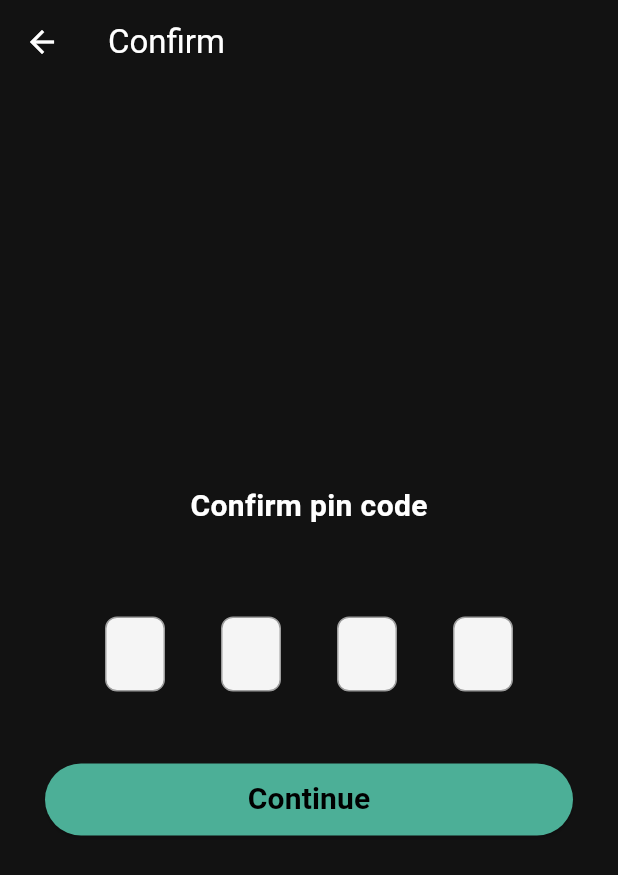
After one commit to TP4uit/chat_app, a Flutter app: the PinCodePage screen opened by its route, after a tap on "Continue", on a phone screen of 412 x 824 dp. The commit adds this screen. Shown: the top 875 px of the screen. Run offline on Flutter 3.47's test engine with Material 3 defaults, Android fonts, the phone set to English and light mode, and no system bars; drawn by our look-alikes of pin_code_fields.

Commit message:
done deadline 30/03

```diff
--- /dev/null
+++ b/lib/common/widgets/pin_code_fields.dart
@@ -0,0 +1,37 @@
+import 'package:flutter/material.dart';
+import 'package:flutter/services.dart';
+import 'package:pin_code_fields/pin_code_fields.dart';
+
+class PinCodeFields extends StatelessWidget {
+  final TextEditingController controller;
+
+  const PinCodeFields({super.key, required this.controller});
+
+  @override
+  Widget build(BuildContext context) {
+    return PinCodeTextField(
+      appContext: context,
+      backgroundColor: Colors.transparent,
+      length: 4,
+      controller: controller,
+      cursorHeight: 19,
+      enableActiveFill: true,
+      textStyle: TextStyle(fontSize: 20,fontWeight: FontWeight.normal),
+      inputFormatters: [
+        FilteringTextInputFormatter.digitsOnly
+      ],
+      pinTheme: PinTheme(
+        shape: PinCodeFieldShape.box,
+        fieldWidth:40,
+        fieldHeight: 50,
+        inactiveColor: Colors.grey,
+        selectedColor: Colors.lightBlue,
+        activeColor: Colors.blue,
+        selectedFillColor: Colors.blue,
+        inactiveFillColor: Colors.grey.shade100,
+        borderWidth: 1,
+        borderRadius: BorderRadius.circular(8)
+      ),
+    );
+  }
+}
--- /dev/null
+++ b/lib/features/setting/presentation/pages/pin_code_page.dart
@@ -0,0 +1,63 @@
+import 'package:chat_app/common/widgets/pin_code_fields.dart';
+import 'package:flutter/material.dart';
+
+class PinCodePage extends StatefulWidget {
+  const PinCodePage({super.key});
+
+  @override
+  State<PinCodePage> createState() => _PinCodePageState();
+}
+
+class _PinCodePageState extends State<PinCodePage> {
+  TextEditingController _pinController = TextEditingController();
+
+  @override
+  Widget build(BuildContext context) {
+    return Scaffold(
+      appBar: AppBar(
+        leading: IconButton(
+          icon: const Icon(
+            Icons.arrow_back,
+            color: Colors.white,
+          ),
+          onPressed: () => Navigator.pop(context),
+        ),
+        title: const Text(
+          'Pin code',
+          style: TextStyle(color: Colors.white),
+        ),
+      ),
+      body: Padding(
+        padding: const EdgeInsets.symmetric(horizontal: 30.0),
+        child: Column(
+          mainAxisAlignment: MainAxisAlignment.center,
+          children: [
+            const Text("Set pin code",style: TextStyle(fontSize: 20, fontWeight: FontWeight.w600),),
+            const SizedBox(
+              height: 59,
+            ),
+            Padding(
+              padding: const EdgeInsets.symmetric(horizontal: 40.0),
+              child: PinCodeFields(controller: _pinController),
+            ),
+            const SizedBox(
+              height: 32,
+            ),
+            _continueButton()
+          ],
+        ),
+      ),
+    );
+  }
+
+  Widget _continueButton() {
+    return ElevatedButton(
+        onPressed: () {
+          Navigator.pushNamed(context, '/confirm');
+        },
+        child: const Text(
+          'Continue',
+          style: TextStyle(fontSize: 20, fontWeight: FontWeight.w600),
+        ));
+  }
+}
--- /dev/null
+++ b/lib/features/setting/presentation/pages/vertify_page.dart
@@ -0,0 +1,61 @@
+import 'package:chat_app/common/widgets/pin_code_fields.dart';
+import 'package:flutter/material.dart';
+
+class VertifyPage extends StatefulWidget {
+  const VertifyPage({super.key});
+
+  @override
+  State<VertifyPage> createState() => _PinCodePageState();
+}
+
+class _PinCodePageState extends State<VertifyPage> {
+  final TextEditingController _pinController = TextEditingController();
+
+  @override
+  Widget build(BuildContext context) {
+    return Scaffold(
+      appBar: AppBar(
+        leading: IconButton(
+          icon: const Icon(
+            Icons.arrow_back,
+            color: Colors.white,
+          ),
+          onPressed: () => Navigator.pop(context),
+        ),
+        title: const Text(
+          'Confirm',
+          style: TextStyle(color: Colors.white),
+        ),
+      ),
+      body: Padding(
+        padding: const EdgeInsets.symmetric(horizontal: 30.0),
+        child: Column(
+          mainAxisAlignment: MainAxisAlignment.center,
+          children: [
+            const Text("Confirm pin code",style: TextStyle(fontSize: 20, fontWeight: FontWeight.w600),),
+            const SizedBox(
+              height: 59,
+            ),
+            Padding(
+              padding: const EdgeInsets.symmetric(horizontal: 40.0),
+              child: PinCodeFields(controller: _pinController),
+            ),
+            const SizedBox(
+              height: 32,
+            ),
+            _continueButton()
+          ],
+        ),
+      ),
+    );
+  }
+
+  Widget _continueButton() {
+    return ElevatedButton(
+        onPressed: () {},
+        child: const Text(
+          'Continue',
+          style: TextStyle(fontSize: 20, fontWeight: FontWeight.w600),
+        ));
+  }
+}
--- a/lib/routes.dart
+++ b/lib/routes.dart
@@ -1,4 +1,6 @@
 import 'package:chat_app/features/setting/presentation/pages/invite_friend_page.dart';
+import 'package:chat_app/features/setting/presentation/pages/pin_code_page.dart';
+import 'package:chat_app/features/setting/presentation/pages/privacy_page.dart';
 import 'package:flutter/material.dart';
 import 'features/auth/presentation/pages/opening_screen.dart';
 import 'features/auth/presentation/pages/get_started_screen.dart';
@@ -7,6 +9,7 @@ import 'features/auth/presentation/pages/verification_screen.dart';
 import 'features/auth/presentation/pages/user_settings_screen.dart';
 import 'features/home/presentation/pages/home_screen.dart';
 import 'features/chat/presentation/pages/chat_screen.dart';
+import 'features/setting/presentation/pages/vertify_page.dart';
 
 class Routes {
   static const String opening = '/';
@@ -17,7 +20,9 @@ class Routes {
   static const String home = '/home';
   static const String chat = '/chat';
   static const String invite = '/invite';
-
+  static const String privacy = '/privacy';
+  static const String pin_code = '/pin_code';
+  static const String confirm = '/confirm';
   static Map<String, WidgetBuilder> getRoutes() {
     return {
       opening: (context) => const OpeningScreen(),
@@ -28,6 +33,9 @@ class Routes {
       home: (context) => const HomeScreen(),
       chat: (context) => const ChatScreen(),
       invite: (context) => const InviteFriendPage(),
+      privacy: (context)=>const PrivacyPage(),
+      pin_code: (context)=>const PinCodePage(),
+      confirm: (context)=>const VertifyPage(),
     };
   }
 }
--- a/pubspec.yaml
+++ b/pubspec.yaml
@@ -40,6 +40,7 @@ dependencies:
   dartz: ^0.10.1
   get_it: ^8.0.2
   http: ^1.2.2
+  pin_code_fields: ^8.0.1
 
 dev_dependencies:
   flutter_test:
```
Also changed, not shown: lib/features/setting/presentation/pages/privacy_page.dart (added, +66 -0 lines), pubspec.lock.
